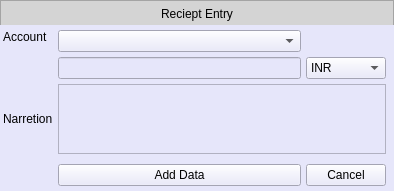
This is Resources/Ui/RecieptEntry.ui in Darshitjivani/MBAS as Qt 5 draws it before an edit. The edited form follows.
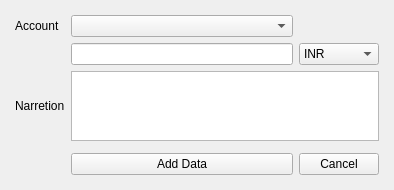
This is the edited form.

Patch:
```diff
--- a/Resources/Ui/RecieptEntry.ui
+++ b/Resources/Ui/RecieptEntry.ui
@@ -21,112 +21,7 @@
     <string notr="true"/>
    </property>
    <layout class="QGridLayout" name="gridLayout">
-    <property name="leftMargin">
-     <number>0</number>
-    </property>
-    <property name="topMargin">
-     <number>0</number>
-    </property>
-    <property name="rightMargin">
-     <number>0</number>
-    </property>
-    <property name="bottomMargin">
-     <number>0</number>
-    </property>
-    <property name="spacing">
-     <number>0</number>
-    </property>
-    <item row="0" column="0">
-     <widget class="QFrame" name="fheader">
-      <property name="minimumSize">
-       <size>
-        <width>0</width>
-        <height>25</height>
-       </size>
-      </property>
-      <property name="maximumSize">
-       <size>
-        <width>16777215</width>
-        <height>25</height>
-       </size>
-      </property>
-      <property name="styleSheet">
-       <string notr="true">background-color: rgb(212, 212, 212);
-font: 63 11pt &quot;Segoe UI Semibold&quot;;
-color:#000000</string>
-      </property>
-      <property name="frameShape">
-       <enum>QFrame::StyledPanel</enum>
-      </property>
-      <property name="frameShadow">
-       <enum>QFrame::Raised</enum>
-      </property>
-      <layout class="QGridLayout" name="gridLayout_3">
-       <property name="leftMargin">
-        <number>0</number>
-       </property>
-       <property name="topMargin">
-        <number>0</number>
-       </property>
-       <property name="rightMargin">
-        <number>0</number>
-       </property>
-       <property name="bottomMargin">
-        <number>0</number>
-       </property>
-       <property name="spacing">
-        <number>0</number>
-       </property>
-       <item row="0" column="0">
-        <widget class="QLabel" name="label_3">
-         <property name="minimumSize">
-          <size>
-           <width>0</width>
-           <height>25</height>
-          </size>
-         </property>
-         <property name="text">
-          <string>Reciept Entry</string>
-         </property>
-         <property name="alignment">
-          <set>Qt::AlignCenter</set>
-         </property>
-        </widget>
-       </item>
-      </layout>
-     </widget>
-    </item>
-    <item row="1" column="0">
-     <widget class="QWidget" name="widget" native="true">
-      <property name="styleSheet">
-       <string notr="true">QWidget{
-	background-color: rgb(230, 230, 250);
-}
-
-QPushButton:hover {
-  border-radius: 05px;
-  color:#000000;
-  background-color:#9BA4B5;
-  border: 0px solid ;
-}</string>
-      </property>
-      <layout class="QGridLayout" name="gridLayout_2">
-       <property name="leftMargin">
-        <number>3</number>
-       </property>
-       <property name="topMargin">
-        <number>0</number>
-       </property>
-       <property name="rightMargin">
-        <number>3</number>
-       </property>
-       <property name="bottomMargin">
-        <number>0</number>
-       </property>
-       <property name="spacing">
-        <number>5</number>
-       </property>
-       <item row="0" column="1">
+    <item row="0" column="2">
         <widget class="Line" name="line_5">
          <property name="styleSheet">
           <string notr="true">background-color: transparent</string>
@@ -137,23 +32,30 @@
         </widget>
        </item>
        <item row="1" column="0">
+     <widget class="Line" name="line">
+      <property name="orientation">
+       <enum>Qt::Horizontal</enum>
+      </property>
+     </widget>
+    </item>
+    <item row="1" column="1">
         <widget class="QLabel" name="label">
          <property name="text">
           <string>Account</string>
          </property>
         </widget>
        </item>
-       <item row="1" column="1" rowspan="2">
+    <item row="1" column="2">
         <widget class="QComboBox" name="cbAccountName"/>
        </item>
-       <item row="3" column="1">
+    <item row="2" column="2">
         <widget class="QLineEdit" name="leAmount">
          <property name="placeholderText">
           <string/>
          </property>
         </widget>
        </item>
-       <item row="3" column="2">
+    <item row="2" column="3">
         <widget class="QComboBox" name="cbCurrency">
          <item>
           <property name="text">
@@ -167,24 +69,35 @@
          </item>
         </widget>
        </item>
-       <item row="3" column="3">
+    <item row="2" column="4">
         <widget class="Line" name="line_2">
          <property name="orientation">
           <enum>Qt::Horizontal</enum>
          </property>
         </widget>
        </item>
-       <item row="4" column="0">
+    <item row="3" column="1">
         <widget class="QLabel" name="label_2">
          <property name="text">
           <string>Narretion</string>
          </property>
         </widget>
        </item>
-       <item row="4" column="1" colspan="2">
-        <widget class="QTextBrowser" name="tbNarretion"/>
-       </item>
-       <item row="5" column="1">
+    <item row="3" column="2" colspan="2">
+     <widget class="QTextBrowser" name="tbNarretion">
+      <property name="html">
+       <string>&lt;!DOCTYPE HTML PUBLIC &quot;-//W3C//DTD HTML 4.0//EN&quot; &quot;http://www.w3.org/TR/REC-html40/strict.dtd&quot;&gt;
+&lt;html&gt;&lt;head&gt;&lt;meta name=&quot;qrichtext&quot; content=&quot;1&quot; /&gt;&lt;style type=&quot;text/css&quot;&gt;
+p, li { white-space: pre-wrap; }
+&lt;/style&gt;&lt;/head&gt;&lt;body style=&quot; font-family:'MS Shell Dlg 2'; font-size:8.25pt; font-weight:400; font-style:normal;&quot;&gt;
+&lt;p style=&quot;-qt-paragraph-type:empty; margin-top:0px; margin-bottom:0px; margin-left:0px; margin-right:0px; -qt-block-indent:0; text-indent:0px;&quot;&gt;&lt;br /&gt;&lt;/p&gt;&lt;/body&gt;&lt;/html&gt;</string>
+      </property>
+      <property name="textInteractionFlags">
+       <set>Qt::LinksAccessibleByKeyboard|Qt::LinksAccessibleByMouse|Qt::TextBrowserInteraction|Qt::TextEditable|Qt::TextEditorInteraction|Qt::TextSelectableByKeyboard|Qt::TextSelectableByMouse</set>
+      </property>
+     </widget>
+    </item>
+    <item row="4" column="2">
         <widget class="Line" name="line_4">
          <property name="styleSheet">
           <string notr="true">background-color: transparent</string>
@@ -194,7 +107,7 @@
          </property>
         </widget>
        </item>
-       <item row="6" column="1">
+    <item row="5" column="2">
         <widget class="QPushButton" name="pdAddRaw">
          <property name="text">
           <string>Add Data</string>
@@ -204,7 +117,7 @@
          </property>
         </widget>
        </item>
-       <item row="6" column="2">
+    <item row="5" column="3">
         <widget class="QPushButton" name="pbcancel">
          <property name="text">
           <string>Cancel</string>
@@ -214,7 +127,7 @@
          </property>
         </widget>
        </item>
-       <item row="7" column="1">
+    <item row="6" column="2">
         <widget class="Line" name="line_3">
          <property name="styleSheet">
           <string notr="true">background-color: transparent</string>
@@ -226,10 +139,15 @@
        </item>
       </layout>
      </widget>
-    </item>
-   </layout>
-  </widget>
- </widget>
+ </widget>
+ <tabstops>
+  <tabstop>cbAccountName</tabstop>
+  <tabstop>leAmount</tabstop>
+  <tabstop>cbCurrency</tabstop>
+  <tabstop>tbNarretion</tabstop>
+  <tabstop>pdAddRaw</tabstop>
+  <tabstop>pbcancel</tabstop>
+ </tabstops>
  <resources/>
  <connections/>
 </ui>
```
Lines whose indentation alone changed are shown as unchanged.
